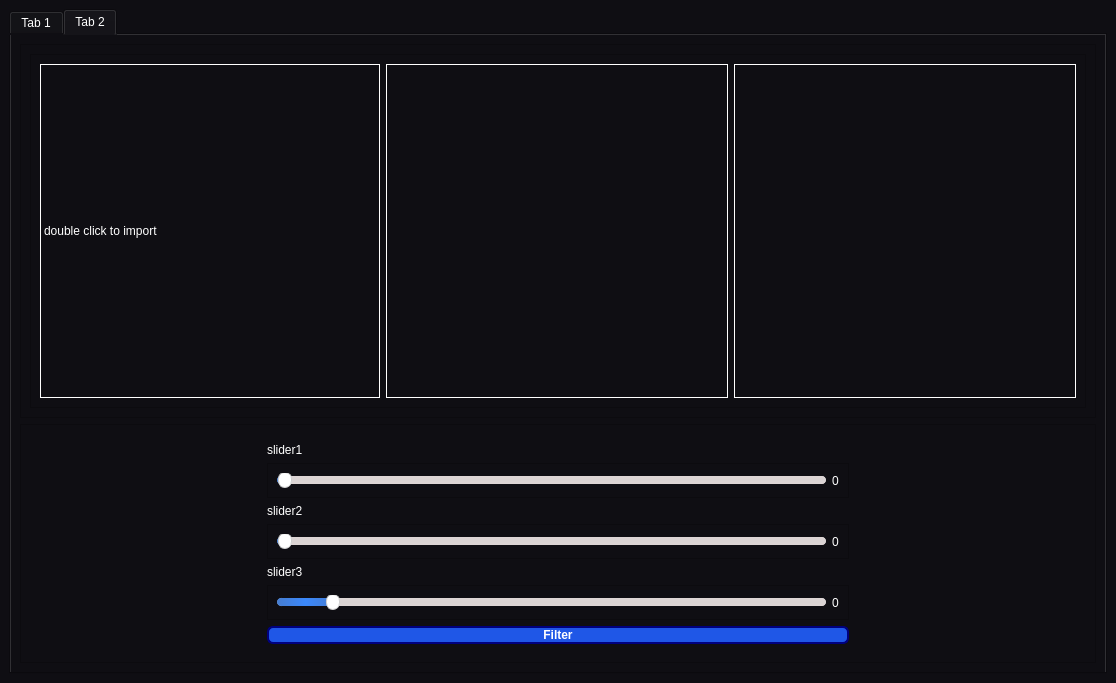
Qt form UI.ui (Eagle-E-Y-E/Task2-Edge-Detection) before a commit.
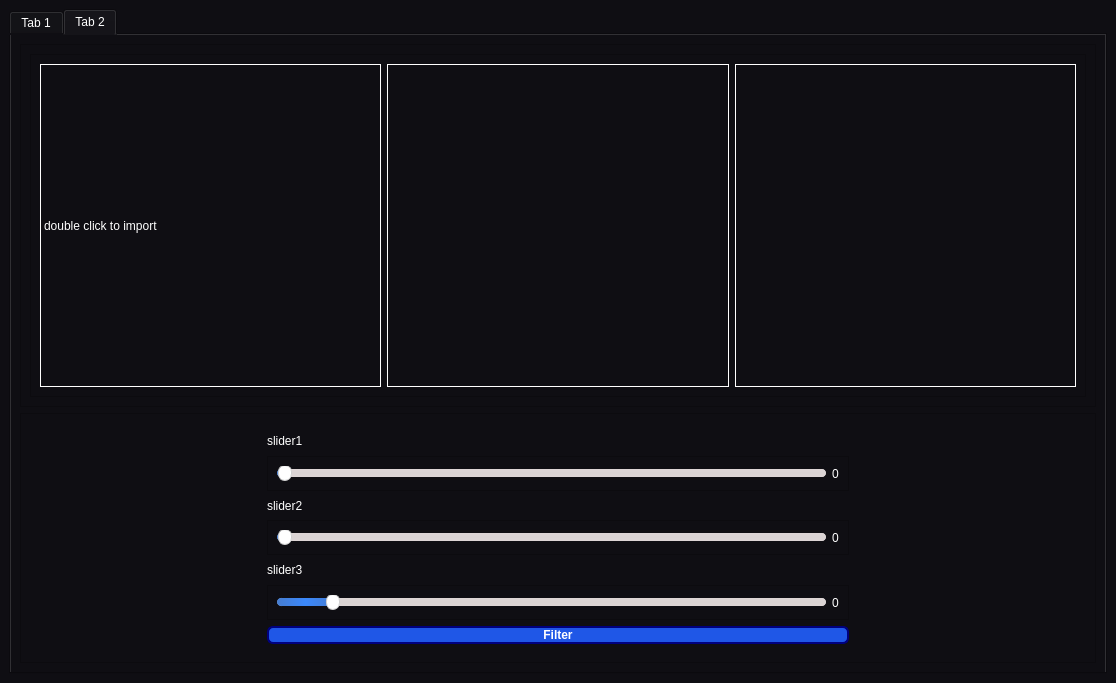
The same form after that commit. The open tabs and pages were chosen to show the change. Icons and pictures are not drawn.

```diff
--- a/UI.ui
+++ b/UI.ui
@@ -766,6 +766,12 @@
               </item>
               <item>
                <widget class="QGraphicsView" name="filter_output1">
+                <property name="sizePolicy">
+                 <sizepolicy hsizetype="Preferred" vsizetype="Preferred">
+                  <horstretch>0</horstretch>
+                  <verstretch>0</verstretch>
+                 </sizepolicy>
+                </property>
                 <property name="minimumSize">
                  <size>
                   <width>0</width>
@@ -782,6 +788,12 @@
               </item>
               <item>
                <widget class="QGraphicsView" name="filter_output2">
+                <property name="sizePolicy">
+                 <sizepolicy hsizetype="Preferred" vsizetype="Preferred">
+                  <horstretch>0</horstretch>
+                  <verstretch>0</verstretch>
+                 </sizepolicy>
+                </property>
                 <property name="minimumSize">
                  <size>
                   <width>0</width>
```
Left out of the diff: 2 changed lines with no effect on the pictures.
